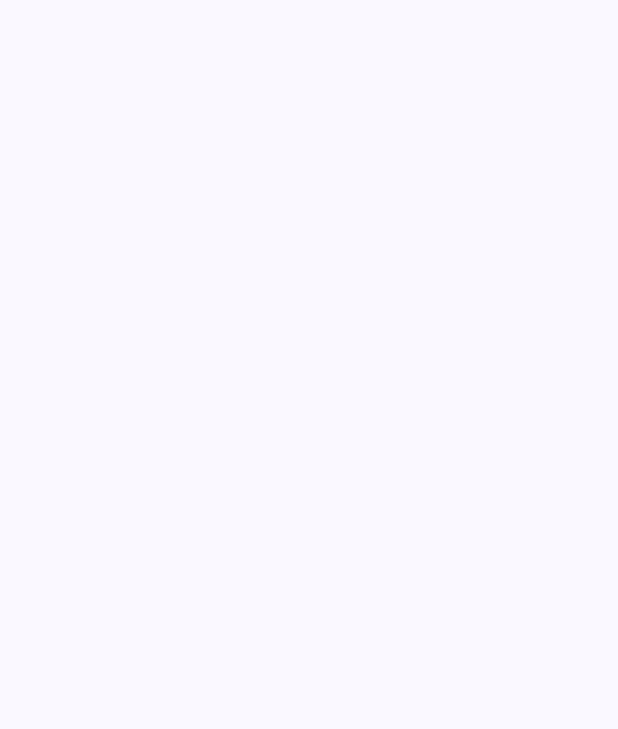
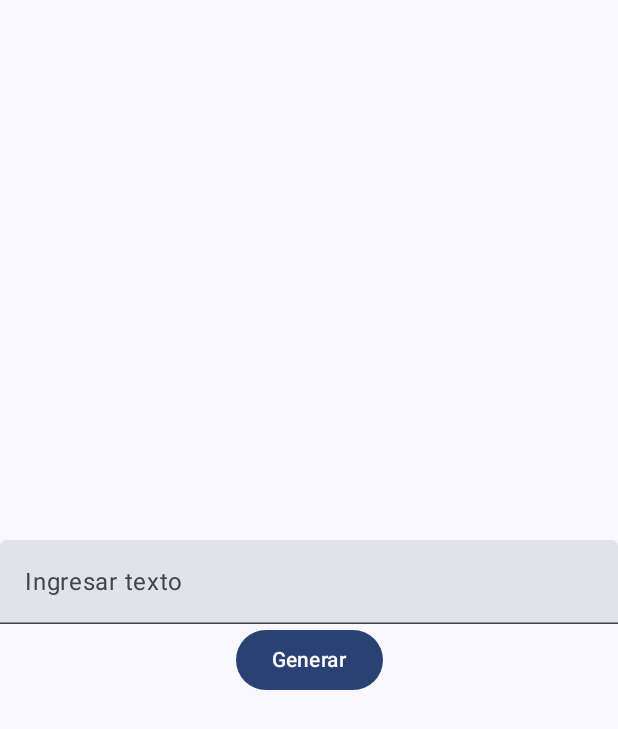
Before and after one commit to Jose-Prince/PPM2023-JAPM, an Android app built with Jetpack Compose: the screen it shows after launch (MainActivity), on a phone screen of 412 x 824 dp. Before the commit the part shown is empty. Shown: the top 729 px of the screen. Run offline under Robolectric (Android 15) with nearby library versions, the phone set to English and light mode, and no system bars.

Commit message:
App UI designed

```diff
--- a/Laboratorio_5/app/src/main/AndroidManifest.xml
+++ b/Laboratorio_5/app/src/main/AndroidManifest.xml
@@ -3,6 +3,8 @@
     xmlns:tools="http://schemas.android.com/tools">
 
     <uses-sdk tools:overrideLibrary="com.google.zxing.client.android" />
+    <uses-permission android:name="android.permission.WRITE_EXTERNAL_STORAGE"/>
+    <uses-permission android:name="android.permission.READ_EXTERNAL_STORAGE"/>
 
     <application
         android:allowBackup="true"
--- a/Laboratorio_5/app/src/main/java/com/example/api_implementation/MainActivity.kt
+++ b/Laboratorio_5/app/src/main/java/com/example/api_implementation/MainActivity.kt
@@ -1,16 +1,39 @@
 package com.example.api_implementation
 
+import android.graphics.Bitmap
 import android.os.Bundle
+import android.view.View
 import androidx.activity.ComponentActivity
 import androidx.activity.compose.setContent
+import androidx.compose.foundation.Image
+import androidx.compose.foundation.background
+import androidx.compose.foundation.layout.Arrangement
+import androidx.compose.foundation.layout.Column
 import androidx.compose.foundation.layout.fillMaxSize
+import androidx.compose.foundation.layout.fillMaxWidth
+import androidx.compose.foundation.layout.size
+import androidx.compose.material3.Button
+import androidx.compose.material3.ExperimentalMaterial3Api
 import androidx.compose.material3.MaterialTheme
 import androidx.compose.material3.Surface
 import androidx.compose.material3.Text
+import androidx.compose.material3.TextField
 import androidx.compose.runtime.Composable
+import androidx.compose.runtime.getValue
+import androidx.compose.runtime.mutableStateOf
+import androidx.compose.runtime.remember
+import androidx.compose.runtime.setValue
+import androidx.compose.ui.Alignment
 import androidx.compose.ui.Modifier
+import androidx.compose.ui.graphics.asImageBitmap
+import androidx.compose.ui.platform.LocalDensity
+import androidx.compose.ui.text.style.TextAlign
 import androidx.compose.ui.tooling.preview.Preview
+import androidx.compose.ui.unit.dp
 import com.example.api_implementation.ui.theme.API_ImplementationTheme
+import com.google.zxing.BarcodeFormat
+import com.google.zxing.MultiFormatWriter
+import com.google.zxing.common.BitMatrix
 
 class MainActivity : ComponentActivity() {
     override fun onCreate(savedInstanceState: Bundle?) {
@@ -22,7 +45,7 @@ class MainActivity : ComponentActivity() {
                     modifier = Modifier.fillMaxSize(),
                     color = MaterialTheme.colorScheme.background
                 ) {
-
+                    Screen()
                 }
             }
         }
@@ -31,13 +54,50 @@ class MainActivity : ComponentActivity() {
 
 @Preview(showBackground = true)
 @Composable
-fun GreetingPreview() {
+fun ScreenPreview() {
     API_ImplementationTheme {
-
+        Screen()
     }
 }
 
+@OptIn(ExperimentalMaterial3Api::class)
 @Composable
 fun Screen() {
+    var text by remember { mutableStateOf("")}
+    var qrBitmap by remember { mutableStateOf<Bitmap?>(null)}
+
+    val density = LocalDensity.current.density
+    val qrCodeSize = (100 * density).toInt()
+
+    Column (modifier = Modifier.fillMaxSize(),
+        verticalArrangement = Arrangement.Center,
+        horizontalAlignment = Alignment.CenterHorizontally)
+    {
+        TextField(
+            value = text, onValueChange = { newText -> text = newText },
+            placeholder = { Text(text = "Ingresar texto", textAlign = TextAlign.Center) },
+            modifier = Modifier.fillMaxWidth(),
+            singleLine = true
+        )
+
+        Button(onClick = {
+            if (text.isNotEmpty()){
+                //qrBitmap = generateQRCode(text, qrCodeSize)
+            }
+        }) {
+            Text(text = "Generar")
+        }
+
+        if (qrBitmap != null) {
+            Image(
+                bitmap = qrBitmap!!.asImageBitmap(),
+                contentDescription = null,
+                modifier = Modifier
+                    .size(200.dp)
+                    .background(MaterialTheme.colorScheme.primary)
+            )
+        }
+
+    }
 
 }
--- a/Laboratorio_5/settings.gradle.kts
+++ b/Laboratorio_5/settings.gradle.kts
@@ -10,6 +10,7 @@ dependencyResolutionManagement {
     repositories {
         google()
         mavenCentral()
+        maven(url = "https://jitpack.io")
     }
 }
 
```
Also changed, not shown: Laboratorio_5/app/build.gradle.kts (+6 -3 lines).
